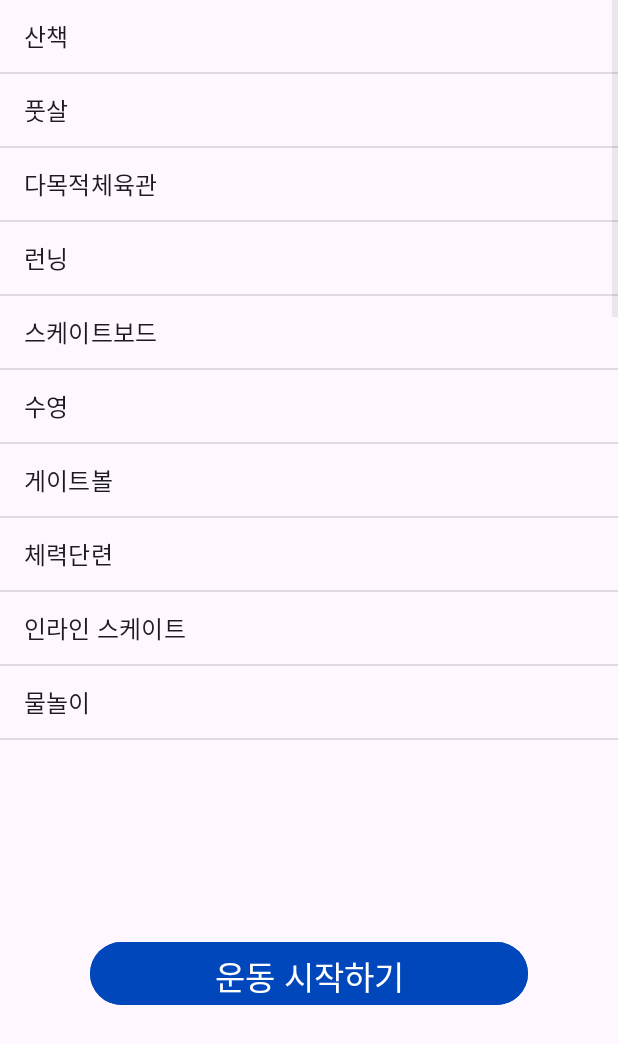
After one commit to srn13542/MobileNavigationSample_0521, an Android app: the SelectExerciseActivity screen opened directly, with no data from a screen before it, on a phone screen of 412 x 824 dp. The commit adds this screen. Shown: the top 1044 px of the screen. Run offline under Robolectric (Android 15) with nearby library versions, the light colour scheme and no system bars; 2 statements that could not run were skipped.

```diff
--- a/app/src/main/AndroidManifest.xml
+++ b/app/src/main/AndroidManifest.xml
@@ -2,8 +2,8 @@
 <manifest xmlns:android="http://schemas.android.com/apk/res/android"
     xmlns:tools="http://schemas.android.com/tools">
 
-    <uses-permission android:name="android.permission.ACCESS_FINE_LOCATION"/>
-    <uses-permission android:name="android.permission.ACCESS_COARSE_LOCATION"/>
+    <uses-permission android:name="android.permission.ACCESS_FINE_LOCATION" />
+    <uses-permission android:name="android.permission.ACCESS_COARSE_LOCATION" />
 
     <uses-feature
         android:glEsVersion="0x00020000"
@@ -35,6 +35,9 @@
         android:supportsRtl="true"
         android:theme="@style/Theme.MobileNavigationSample"
         tools:targetApi="31">
+        <activity
+            android:name=".SelectExerciseActivity"
+            android:exported="false" />
         <activity
             android:name=".MapActivity"
             android:exported="false" />
@@ -70,9 +73,11 @@
         <uses-library
             android:name="org.apache.http.legacy"
             android:required="false" />
+
         <activity
             android:name=".NaviActivity"
-            android:exported="false"></activity>
+            android:exported="false">
+        </activity>
     </application>
 
 </manifest>
--- /dev/null
+++ b/app/src/main/java/com/example/mobilenavigationsample/SelectExerciseActivity.kt
@@ -0,0 +1,62 @@
+package com.example.mobilenavigationsample
+
+import android.os.Bundle
+import android.view.View
+import android.widget.ArrayAdapter
+import android.widget.ListView
+import android.widget.Toast
+import androidx.activity.enableEdgeToEdge
+import androidx.appcompat.app.AppCompatActivity
+
+class SelectExerciseActivity : AppCompatActivity() {
+
+    private var findCheckExerciseButton:Boolean = false  //버튼이 클릭되었는지를 확인
+    private lateinit var selectedExerciseType:String
+
+
+    override fun onCreate(savedInstanceState: Bundle?) {
+        super.onCreate(savedInstanceState)
+        enableEdgeToEdge()
+        setContentView(R.layout.activity_select_exercise)
+
+        title="운동 선택하기"
+
+        var mExersiceList = arrayOf("산책","풋살","다목적체육관","런닝","스케이트보드"
+        ,"수영","게이트볼","체력단련","인라인 스케이트","물놀이","다목적 운동기구","배드민턴"
+        ,"족구","골프","테니스","탁구","등산","야외 운동기구","승마","국궁","자전거"
+        ,"그라운드 골프","썰매","체력단련장")
+
+        var selectExerciseList = findViewById<View>(R.id.selectExerciseListView) as ListView
+
+        var adapter : ArrayAdapter<String> = ArrayAdapter(this,android.R.layout.simple_list_item_1
+        ,mExersiceList)
+
+        selectExerciseList.adapter = adapter
+
+        selectExerciseList.setOnClickListener {
+            //override fun onIt
+
+           // selectedExerciseType = mExersiceList[position]
+            findCheckExerciseButton = true
+
+
+        }
+
+
+
+        selectExerciseList.setOnClickListener{
+            if(findCheckExerciseButton != true){
+                Toast.makeText(this,"어떤 운동을 하실 것인지 체크해주세요!",Toast.LENGTH_SHORT).show()
+            }else{
+                //클릭시, 타이머로 넘어감
+            }
+        }
+
+
+
+
+
+
+
+    }
+}
--- a/app/src/main/java/com/example/mobilenavigationsample/StartExerciseFragment.kt
+++ b/app/src/main/java/com/example/mobilenavigationsample/StartExerciseFragment.kt
@@ -2,6 +2,7 @@ package com.example.mobilenavigationsample
 
 import android.Manifest
 import android.content.Context
+import android.content.Intent
 import android.content.pm.PackageManager
 import android.location.Location
 import android.os.Build
@@ -138,16 +139,12 @@ class StartExerciseFragment() : Fragment(), OnMapReadyCallback {
             if (checkPermissionForLocation(requireContext())) {
                 startLocationUpdates()
             }
-
+            val intent: Intent = Intent(requireContext(),SelectExerciseActivity::class.java)
+            startActivity(intent)
         }
 
         // 버튼 이벤트 설정
-        startExerciseCheckButton.setOnClickListener {
-            if (checkPermissionForLocation(requireContext())) {
-                //운동을 시작합니다 ㄱ
-                startLocationUpdates()
-            }
-        }
+
 
         return startExerciseView
     }
--- /dev/null
+++ b/app/src/main/res/layout/activity_select_exercise.xml
@@ -0,0 +1,29 @@
+<?xml version="1.0" encoding="utf-8"?>
+<FrameLayout xmlns:android="http://schemas.android.com/apk/res/android"
+    android:name="com.google.android.gms.maps.MapFragment"
+    android:layout_width="match_parent"
+    android:layout_height="match_parent"
+    android:orientation="vertical"
+    >
+    <!--tools:context=".NaviActivity" 를 일단 생략. ppt엔 삽입되어있음.!-->
+
+    <ListView
+        android:id = "@+id/selectExerciseListView"
+        android:layout_width="match_parent"
+        android:layout_height="500dp" >
+    </ListView>
+    <Button
+        android:layout_width="match_parent"
+        android:layout_height="50dp"
+        android:id="@+id/selectExerciseButton"
+        android:text="운동 시작하기"
+        android:fontFamily="@font/freesentation_6_semibold"
+        android:textSize="22sp"
+        android:backgroundTint="#0047BB"
+        android:layout_gravity="bottom|center"
+        android:visibility="visible"
+        android:layout_marginBottom="150dp"
+        android:layout_marginRight="60dp"
+        android:layout_marginLeft="60dp"
+        />
+</FrameLayout>
```
Also changed, not shown: 96 other files.
